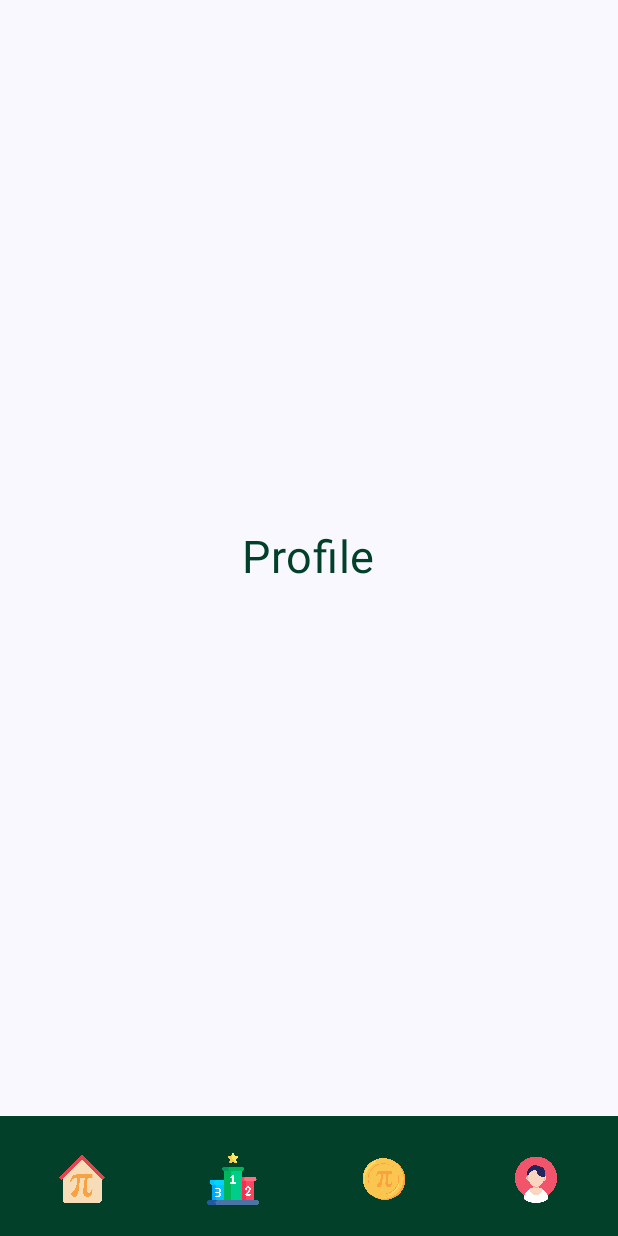
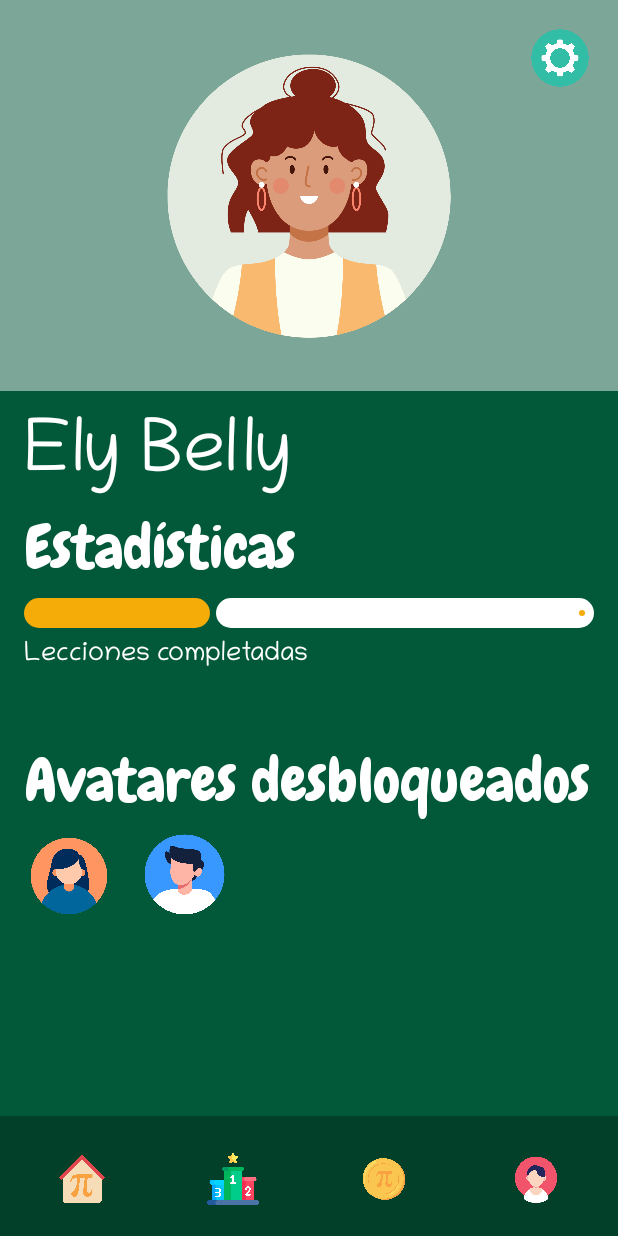
Before and after one commit to PDM-24/proyecto-furious-five, an Android app built with Jetpack Compose: the profile screen opened through its navigation route, on a phone screen of 412 x 824 dp. Run offline under Robolectric (Android 15) with nearby library versions, the phone set to English and light mode, and no system bars.

Commit message:
:art: Dashboard screen view implementation

```diff
--- a/Funum/app/build.gradle.kts
+++ b/Funum/app/build.gradle.kts
@@ -60,6 +60,7 @@ dependencies {
     implementation(libs.androidx.ui.tooling.preview)
     implementation(libs.androidx.material3)
     implementation(libs.androidx.navigation.compose)
+    implementation(libs.androidx.ui.test.android)
     testImplementation(libs.junit)
     androidTestImplementation(libs.androidx.junit)
     androidTestImplementation(libs.androidx.espresso.core)
--- a/Funum/app/src/main/java/com/ff/funum/screens/Profile.kt
+++ b/Funum/app/src/main/java/com/ff/funum/screens/Profile.kt
@@ -1,26 +1,193 @@
 package com.ff.funum.screens
 
+import androidx.compose.foundation.Image
+import androidx.compose.foundation.background
 import androidx.compose.foundation.layout.Arrangement
 import androidx.compose.foundation.layout.Box
 import androidx.compose.foundation.layout.Column
+import androidx.compose.foundation.layout.PaddingValues
+import androidx.compose.foundation.layout.Row
+import androidx.compose.foundation.layout.Spacer
+import androidx.compose.foundation.layout.aspectRatio
+import androidx.compose.foundation.layout.fillMaxHeight
 import androidx.compose.foundation.layout.fillMaxSize
+import androidx.compose.foundation.layout.fillMaxWidth
+import androidx.compose.foundation.layout.height
+import androidx.compose.foundation.layout.padding
+import androidx.compose.foundation.layout.size
+import androidx.compose.foundation.layout.width
+import androidx.compose.foundation.lazy.grid.GridCells
+import androidx.compose.foundation.lazy.grid.LazyVerticalGrid
+import androidx.compose.foundation.shape.CircleShape
+import androidx.compose.material3.Icon
+import androidx.compose.material3.IconButton
+import androidx.compose.material3.LinearProgressIndicator
+import androidx.compose.material3.MaterialTheme
 import androidx.compose.material3.Text
 import androidx.compose.runtime.Composable
 import androidx.compose.ui.Alignment
 import androidx.compose.ui.Modifier
+import androidx.compose.ui.draw.clip
+import androidx.compose.ui.graphics.Color
+import androidx.compose.ui.res.painterResource
+import androidx.compose.ui.text.TextStyle
+import androidx.compose.ui.text.font.FontWeight
+import androidx.compose.ui.text.font.Font
+import androidx.compose.ui.text.font.FontFamily
+import androidx.compose.ui.text.style.TextAlign
+import androidx.compose.ui.tooling.preview.Preview
+import androidx.compose.ui.unit.dp
 import androidx.compose.ui.unit.sp
+import com.ff.funum.R
+import com.ff.funum.ui.theme.Chewy
 import com.ff.funum.ui.theme.DarkGreen
+import com.ff.funum.ui.theme.Green
+import com.ff.funum.ui.theme.LightGreen
+import com.ff.funum.ui.theme.White
+import com.ff.funum.ui.theme.Chilanka
+import com.ff.funum.ui.theme.GreenShop
+import com.ff.funum.ui.theme.GreenTopics
+import com.ff.funum.ui.theme.LightGray
+import com.ff.funum.ui.theme.ProgressBar
 
 @Composable
 fun Profile(){
-    Box(modifier = Modifier.fillMaxSize()){
-        Column(modifier = Modifier
+    Column(
+        modifier = Modifier
             .fillMaxSize()
-            .align(Alignment.Center),
-            verticalArrangement = Arrangement.Center,
-            horizontalAlignment = Alignment.CenterHorizontally
+            .background(Green)
+    ) {
+        AvatarSection()
+        StatisticsSection()
+        UnlockedAvatarsSection()
+    }
+}
+
+@Composable
+fun AvatarSection() {
+    Box(
+        contentAlignment = Alignment.Center,
+        modifier = Modifier
+            .fillMaxWidth()
+            .fillMaxHeight(0.35f)
+            .background(GreenTopics)
+            .padding(16.dp)
+    ) {
+        Box(
+            contentAlignment = Alignment.TopEnd,
+            modifier = Modifier.fillMaxSize()
         ) {
-            Text(text = "Profile", fontSize = 30.sp, color = DarkGreen)
+            Image(
+                painter = painterResource(id = R.drawable.avatar3),
+                contentDescription = null,
+                modifier = Modifier
+                    .size(220.dp)
+                    .clip(CircleShape)
+                    .align(Alignment.Center)
+            )
+            IconButton(
+                onClick = { /* Acción del botón */ },
+                modifier = Modifier
+                    .size(45.dp)
+                    .align(Alignment.TopEnd)
+            ) {
+                Icon(
+                    painter = painterResource(id = R.drawable.config),
+                    contentDescription = null,
+                    tint = Color.Unspecified
+                )
+            }
         }
     }
 }
+
+
+
+
+@Composable
+fun StatisticsSection() {
+    Column(
+        modifier = Modifier
+            .fillMaxWidth()
+            .padding(bottom = 16.dp)
+            .background(Green)
+            .padding(16.dp)
+    ) {
+        Text(
+            text = "Ely Belly",
+            style = TextStyle(
+                fontFamily = Chilanka,
+                fontWeight = FontWeight.Normal,
+                fontSize = 50.sp,
+                color = White
+            )
+        )
+        Spacer(modifier = Modifier.height(8.dp))
+        Text(
+            text = "Estadísticas",
+            style = TextStyle(
+                fontFamily = Chewy,
+                fontWeight = FontWeight.Normal,
+                fontSize = 40.sp,
+                color = White
+            )
+        )
+        Spacer(modifier = Modifier.height(8.dp))
+        LinearProgressIndicator(
+            progress = 0.3f,
+            color = ProgressBar,
+            trackColor = White,
+            modifier = Modifier
+                .fillMaxWidth()
+                .height(20.dp)
+        )
+        Spacer(modifier = Modifier.height(8.dp))
+        Text(
+            text = "Lecciones completadas",
+            style = TextStyle(
+                fontFamily = Chilanka,
+                fontWeight = FontWeight.Normal,
+                fontSize = 18.sp,
+                color = White
+            )
+        )
+    }
+}
+
+@Composable
+fun UnlockedAvatarsSection() {
+    Column(
+        modifier = Modifier
+            .fillMaxWidth()
+            .background(Green)
+            .padding(16.dp)
+    ) {
+        Text(
+            text = "Avatares desbloqueados",
+            style = TextStyle(
+                fontFamily = Chewy,
+                fontWeight = FontWeight.Normal,
+                fontSize = 40.sp,
+                color = White
+            )
+        )
+        Spacer(modifier = Modifier.height(8.dp))
+        Row {
+            Image(
+                painter = painterResource(id = R.drawable.avatar1),
+                contentDescription = null,
+                modifier = Modifier
+                    .size(60.dp)
+                    .clip(CircleShape)
+            )
+            Spacer(modifier = Modifier.width(16.dp))
+            Image(
+                painter = painterResource(id = R.drawable.avatar2),
+                contentDescription = null,
+                modifier = Modifier
+                    .size(60.dp)
+                    .clip(CircleShape)
+            )
+        }
+    }
+}
--- a/Funum/app/src/main/java/com/ff/funum/screens/Shop.kt
+++ b/Funum/app/src/main/java/com/ff/funum/screens/Shop.kt
@@ -60,10 +60,8 @@ fun Shop(){
             modifier = Modifier
                 .fillMaxWidth()
                 .background(Green)
-                .padding(12.dp)
+                .padding(18.dp)
         )
-
-        Spacer(modifier = Modifier.height(16.dp))
 
         Row (
             modifier = Modifier
@@ -164,7 +162,7 @@ fun AvatarItem (imageResId : Int, cost: Int){
             modifier = Modifier.padding(8.dp)
         ) {
             Image(
-                painter = painterResource(id = R.drawable.picoins), // Reemplaza con el ícono correspondiente
+                painter = painterResource(id = R.drawable.picoins),
                 contentDescription = null,
                 modifier = Modifier.size(16.dp)
             )
--- a/Funum/app/src/main/java/com/ff/funum/ui/theme/Color.kt
+++ b/Funum/app/src/main/java/com/ff/funum/ui/theme/Color.kt
@@ -11,6 +11,7 @@ val PurpleGrey40 = Color(0xFF625b71)
 val Pink40 = Color(0xFF7D5260)
 
 //Paleta de Colores
+val ProgressBar = Color(0xFFF5AC08)
 val DarkGreen = Color(0xFF024029)
 val Green = Color(0xFF025939)
 val GreenTopics = Color(0xFF7CA697)
--- a/Funum/app/src/main/java/com/ff/funum/ui/theme/Theme.kt
+++ b/Funum/app/src/main/java/com/ff/funum/ui/theme/Theme.kt
@@ -25,11 +25,11 @@ private val DarkColorScheme = darkColorScheme(
 )
 
 val Chewy = FontFamily(
-    Font(R.font.chewy) // Reemplaza con el nombre correcto del archivo de fuente
+    Font(R.font.chewy)
 )
 
 val Chilanka = FontFamily(
-    Font(R.font.chilanka) // Reemplaza con el nombre correcto del archivo de fuente
+    Font(R.font.chilanka)
 )
 
 private val LightColorScheme = lightColorScheme(
--- a/Funum/gradle/libs.versions.toml
+++ b/Funum/gradle/libs.versions.toml
@@ -9,6 +9,7 @@ lifecycleRuntimeKtx = "2.7.0"
 activityCompose = "1.9.0"
 composeBom = "2023.08.00"
 navigationCompose = "2.8.0-beta03"
+uiTestAndroid = "1.7.0-beta03"
 
 [libraries]
 androidx-core-ktx = { group = "androidx.core", name = "core-ktx", version.ref = "coreKtx" }
@@ -26,6 +27,7 @@ androidx-ui-test-manifest = { group = "androidx.compose.ui", name = "ui-test-man
 androidx-ui-test-junit4 = { group = "androidx.compose.ui", name = "ui-test-junit4" }
 androidx-material3 = { group = "androidx.compose.material3", name = "material3" }
 androidx-navigation-compose = { group = "androidx.navigation", name = "navigation-compose", version.ref = "navigationCompose" }
+androidx-ui-test-android = { group = "androidx.compose.ui", name = "ui-test-android", version.ref = "uiTestAndroid" }
 
 [plugins]
 androidApplication = { id = "com.android.application", version.ref = "agp" }
```
Also changed, not shown: Funum/app/src/main/java/com/ff/funum/MainActivity.kt (+10 -4 lines), Funum/app/src/main/res/drawable/config.png (added).
